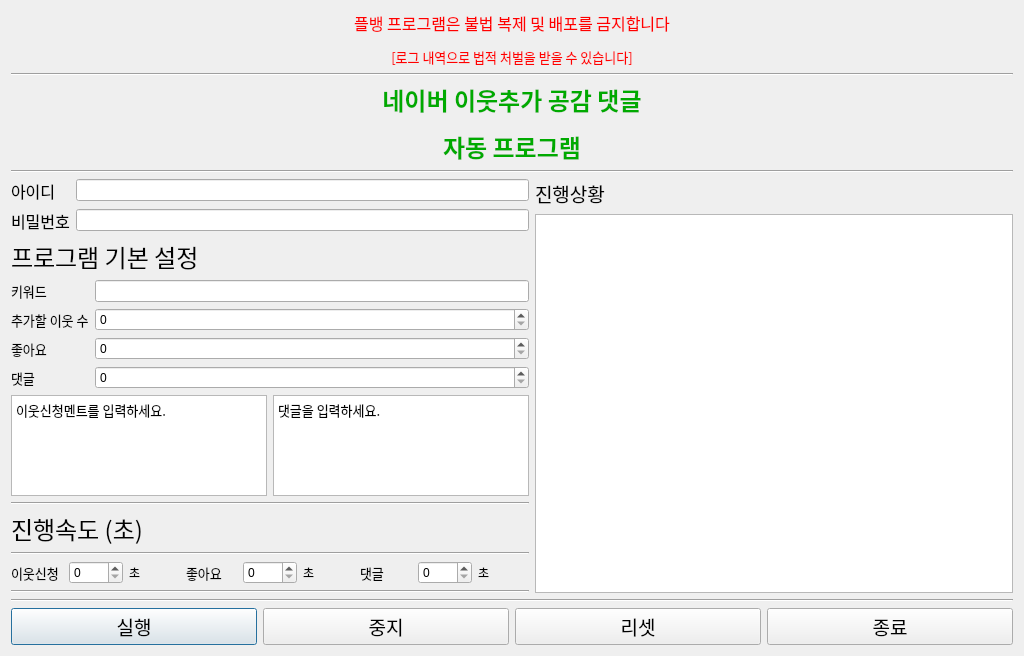
First picture: the form in Kmong_selling_program/크몽/서이추_프로그램/영구제/서이추프로그램(영구제).ui, repository lsy341/Kmong_products, before the edit.
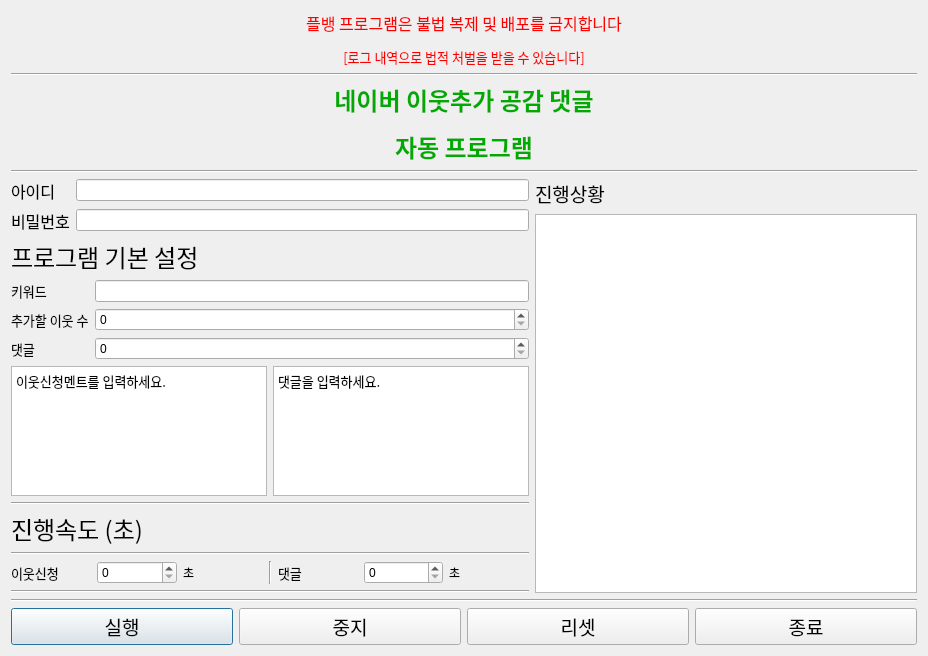
Second picture: the form after the edit.

Commit message: 로직변경251113

What changed in the file:
```diff
--- a/Kmong_selling_program/크몽/서이추_프로그램/영구제/서이추프로그램(영구제).ui
+++ b/Kmong_selling_program/크몽/서이추_프로그램/영구제/서이추프로그램(영구제).ui
@@ -6,7 +6,7 @@
    <rect>
     <x>0</x>
     <y>0</y>
-    <width>1024</width>
+    <width>928</width>
     <height>656</height>
    </rect>
   </property>
@@ -171,32 +171,6 @@
               </widget>
              </item>
              <item row="3" column="0">
-              <widget class="QLabel" name="label_7">
-               <property name="font">
-                <font>
-                 <family>HY중고딕</family>
-                 <pointsize>10</pointsize>
-                </font>
-               </property>
-               <property name="text">
-                <string>좋아요</string>
-               </property>
-              </widget>
-             </item>
-             <item row="3" column="1">
-              <widget class="QSpinBox" name="add_like">
-               <property name="minimum">
-                <number>0</number>
-               </property>
-               <property name="maximum">
-                <number>9999</number>
-               </property>
-               <property name="value">
-                <number>0</number>
-               </property>
-              </widget>
-             </item>
-             <item row="4" column="0">
               <widget class="QLabel" name="label_17">
                <property name="font">
                 <font>
@@ -209,7 +183,7 @@
                </property>
               </widget>
              </item>
-             <item row="4" column="1">
+             <item row="3" column="1">
               <widget class="QSpinBox" name="add_comment">
                <property name="minimum">
                 <number>0</number>
@@ -323,35 +297,11 @@
               </layout>
              </item>
              <item>
-              <layout class="QHBoxLayout" name="horizontalLayout_5">
-               <item>
-                <widget class="QLabel" name="label_11">
-                 <property name="font">
-                  <font>
-                   <family>HY중고딕</family>
-                   <pointsize>10</pointsize>
-                  </font>
-                 </property>
-                 <property name="text">
-                  <string>좋아요</string>
-                 </property>
-                </widget>
-               </item>
-               <item>
-                <widget class="QSpinBox" name="speed_like">
-                 <property name="maximum">
-                  <number>9999</number>
-                 </property>
-                </widget>
-               </item>
-               <item>
-                <widget class="QLabel" name="label_14">
-                 <property name="text">
-                  <string>초</string>
-                 </property>
-                </widget>
-               </item>
-              </layout>
+              <widget class="Line" name="line_7">
+               <property name="orientation">
+                <enum>Qt::Vertical</enum>
+               </property>
+              </widget>
              </item>
              <item>
               <layout class="QHBoxLayout" name="horizontalLayout_6">
```
The commit also changes 1 other file.
